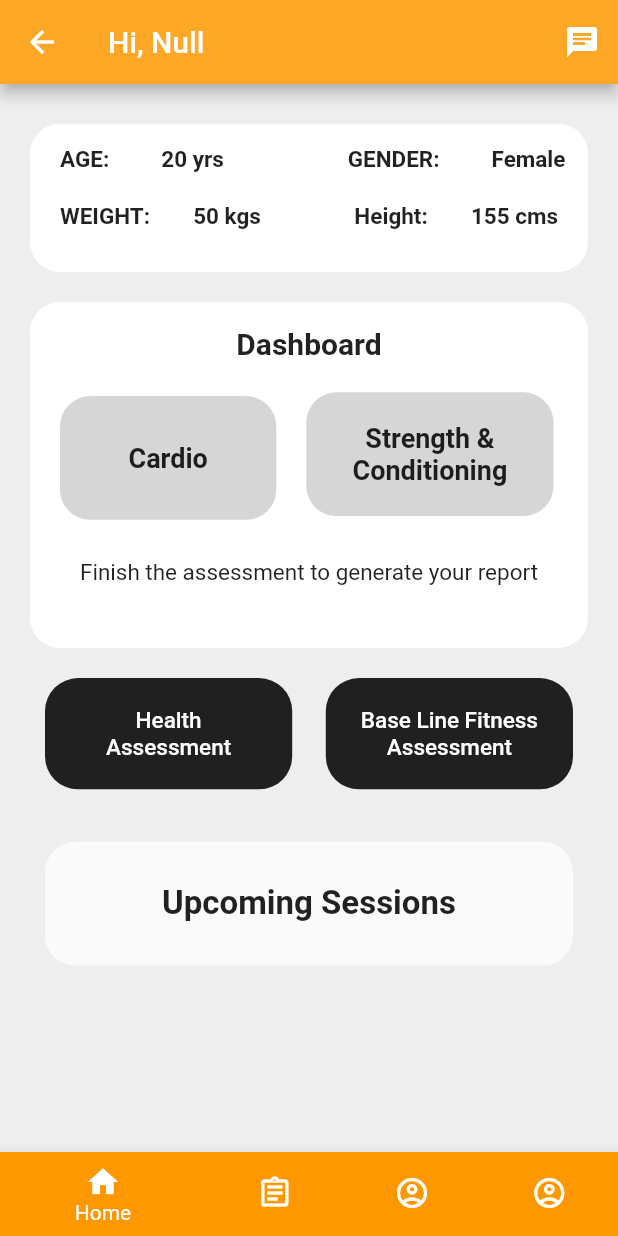
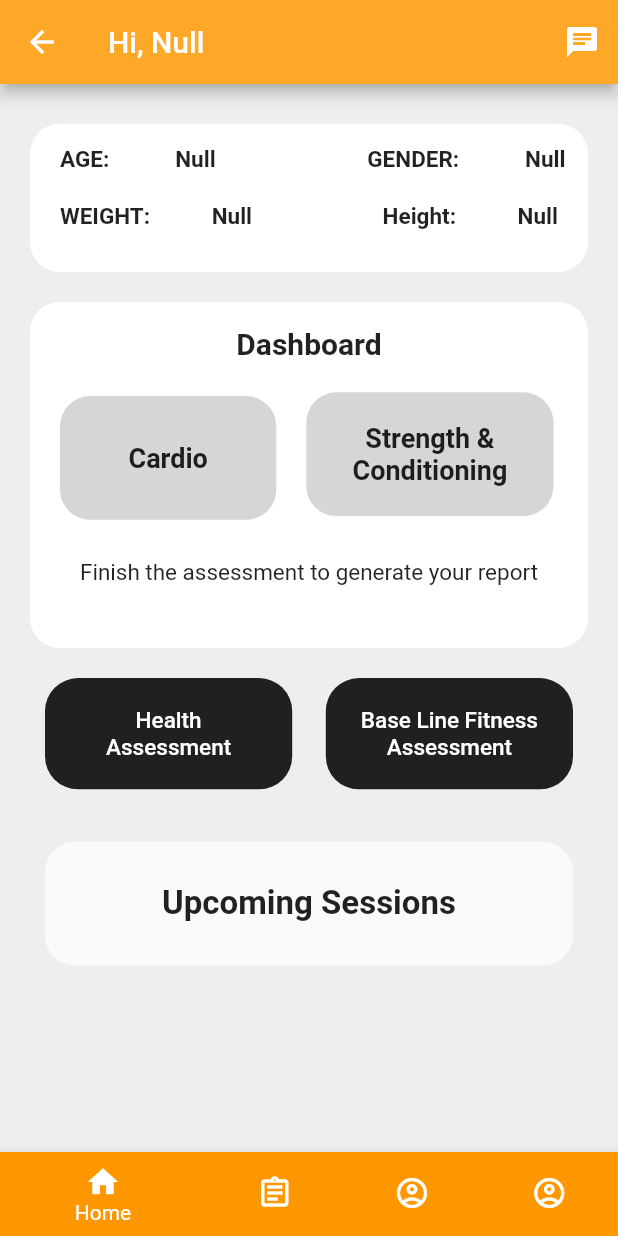
Before and after one commit to vedantsaraf2002/Fitegrate-test, a Flutter app: the GetStarted screen opened by its route, after a tap on "Confirm Details", on a phone screen of 412 x 824 dp. Run offline on Flutter 3.47's test engine with Material 2 defaults, Android fonts, the phone set to English and light mode, and no system bars; our stand-ins replace after_layout, circular_countdown_timer, cloud_firestore, firebase_auth, firebase_core, flutter_signin_button and 5 more; accounts and stored records are empty.

Commit message:
fetching data to dashboard from getting started

```diff
--- a/lib/screens/Getting_started.dart
+++ b/lib/screens/Getting_started.dart
@@ -4,13 +4,16 @@ import 'package:fitegrate_project/screens/dashboard.dart';
 import 'package:flutter/material.dart';
 
 class GetStarted extends StatefulWidget {
-
   const GetStarted({Key? key}) : super(key: key);
-   static String name='Null',gender= 'Null',age='Null',height='Null',weight='Null',phno='Null';
+  static String name = 'Null',
+      gender = 'Null',
+      age = 'Null',
+      height = 'Null',
+      weight = 'Null',
+      phno = 'Null';
 
   @override
   _GetStartedState createState() => _GetStartedState();
-
 }
 
 class _GetStartedState extends State<GetStarted> {
@@ -18,46 +21,47 @@ class _GetStartedState extends State<GetStarted> {
   bool _isloading = false;
   //static String name='Null',gender= 'Null',age='Null',height='Null',weight='Null',phno='Null';
 
-
-  confirm_details() async{
-
-
-      Map<String,String> basicinfoMap = {
-        "name" : GetStarted.name,
-        "age" : GetStarted.age,
-        "gender" : GetStarted.gender,
-        "height" : GetStarted.height,
-        "weight" : GetStarted.weight,
-        "ph number" : GetStarted.phno
+  confirm_details() async {
+    Map<String, String> basicinfoMap = {
+      "name": GetStarted.name,
+      "age": GetStarted.age,
+      "gender": GetStarted.gender,
+      "height": GetStarted.height,
+      "weight": GetStarted.weight,
+      "ph number": GetStarted.phno
     };
 
-       await DatabaseService().addBasicData(basicinfoMap).then((value){
+    await DatabaseService().addBasicData(basicinfoMap).then((value) {
       setState(() {
         _isloading = false;
       });
     });
 
+    Navigator.pushNamed(context, 'BottomNavigation');
+  }
 
-    Navigator.pushNamed(context, 'BottomNavigation');
-
-  }
   @override
   Widget build(BuildContext context) {
     Size size = MediaQuery.of(context).size;
     return Scaffold(
       backgroundColor: Colors.white,
       appBar: AppBar(
-        title: Text('Enter Your Details',style: TextStyle(fontSize: 30,color: Colors.black),),
+        title: Text(
+          'Enter Your Details',
+          style: TextStyle(fontSize: 30, color: Colors.black),
+        ),
         centerTitle: true,
         backgroundColor: Colors.transparent,
         elevation: 0.0,
         // brightness: Brightness.light,
       ),
-      body: _isloading ? Container(
+      body: _isloading
+          ? Container(
               child: Center(
                 child: CircularProgressIndicator(),
               ),
-      ) :Center(
+            )
+          : Center(
               child: Form(
                 child: SingleChildScrollView(
                   child: Column(
@@ -66,23 +70,32 @@ class _GetStartedState extends State<GetStarted> {
                         height: size.height * 0.065,
                         width: size.width * 0.8,
                         decoration: BoxDecoration(
-                    color: Colors.grey[350],
+                          color: Colors.orange[300],
                           borderRadius: BorderRadius.circular(30),
                         ),
-                  child: Stack(children: [
+                        child: Stack(
+                          children: [
                             Container(
-                      padding: EdgeInsets.only(left: 30,top: 10),
+                              padding: EdgeInsets.only(left: 30, top: 10),
                               height: size.height * 0.065,
-                      width: size.width *0.4,
-                      child: Text('Name',style: TextStyle(fontSize: 25),),
+                              width: size.width * 0.4,
+                              child: Text(
+                                'Name',
+                                style: TextStyle(
+                                  fontSize: 20,
+                                  color: Colors.black,
+                                ),
+                              ),
                             ),
                             Container(
-                      padding: EdgeInsets.only(left: 200),
+                              padding: EdgeInsets.only(left: 155),
                               height: size.height * 0.065,
                               width: size.width * 0.8,
                               child: TextFormField(
-                        validator: (value) => value!.isEmpty ? "Enter the name" : null,
-                        style: TextStyle(fontSize: 25),
+                                validator: (value) =>
+                                    value!.isEmpty ? "Enter your name" : null,
+                                style: TextStyle(
+                                    fontSize: 20, color: Colors.black),
                                 onChanged: (value) {
                                   setState(() {
                                     GetStarted.name = value;
@@ -97,30 +110,40 @@ class _GetStartedState extends State<GetStarted> {
                                 textInputAction: TextInputAction.next,
                               ),
                             ),
-                  ],),
+                          ],
+                        ),
                       ),
                       SizedBox(height: 40),
                       Container(
                         height: size.height * 0.065,
                         width: size.width * 0.8,
                         decoration: BoxDecoration(
-                    color: Colors.grey[350],
+                          color: Colors.orange[300],
                           borderRadius: BorderRadius.circular(30),
                         ),
-                  child: Stack(children: [
+                        child: Stack(
+                          children: [
                             Container(
-                      padding: EdgeInsets.only(left: 30,top: 10),
+                              padding: EdgeInsets.only(left: 30, top: 10),
                               height: size.height * 0.065,
-                      width: size.width *0.4,
-                      child: Text('Age(yr)',style: TextStyle(fontSize: 25),),
+                              width: size.width * 0.4,
+                              child: Text(
+                                'Age',
+                                style: TextStyle(
+                                  fontSize: 20,
+                                  color: Colors.black,
+                                ),
+                              ),
                             ),
                             Container(
-                      padding: EdgeInsets.only(left: 200),
+                              padding: EdgeInsets.only(left: 155),
                               height: size.height * 0.065,
                               width: size.width * 0.8,
                               child: TextFormField(
-                        validator: (value) => value!.isEmpty ? "Enter the age" : null,
-                        style: TextStyle(fontSize: 25),
+                                validator: (value) =>
+                                    value!.isEmpty ? "Enter your age" : null,
+                                style: TextStyle(
+                                    fontSize: 20, color: Colors.black),
                                 onChanged: (value) {
                                   setState(() {
                                     GetStarted.age = value;
@@ -131,35 +154,44 @@ class _GetStartedState extends State<GetStarted> {
                                   border: InputBorder.none,
                                   //contentPadding:  EdgeInsets.only(left: 200,top: 10),
                                 ),
-                      keyboardType: TextInputType.name,
-                       cursorColor: Colors.black,
+                                keyboardType: TextInputType.number,
                                 textInputAction: TextInputAction.next,
                               ),
                             ),
-                  ],),
+                          ],
+                        ),
                       ),
                       SizedBox(height: 40),
                       Container(
                         height: size.height * 0.065,
                         width: size.width * 0.8,
                         decoration: BoxDecoration(
-                    color: Colors.grey[350],
+                          color: Colors.orange[300],
                           borderRadius: BorderRadius.circular(30),
                         ),
-                  child: Stack(children: [
+                        child: Stack(
+                          children: [
                             Container(
-                      padding: EdgeInsets.only(left: 30,top: 10),
+                              padding: EdgeInsets.only(left: 30, top: 10),
                               height: size.height * 0.065,
-                      width: size.width *0.8,
-                      child: Text('Gender  ',style: TextStyle(fontSize: 25),),
+                              width: size.width * 0.4,
+                              child: Text(
+                                'Gender',
+                                style: TextStyle(
+                                  fontSize: 20,
+                                  color: Colors.black,
+                                ),
+                              ),
                             ),
                             Container(
-                      padding: EdgeInsets.only(left: 200),
+                              padding: EdgeInsets.only(left: 155),
                               height: size.height * 0.065,
                               width: size.width * 0.8,
                               child: TextFormField(
-                        validator: (value) => value!.isEmpty ? "Enter the Gender" : null,
-                        style: TextStyle(fontSize: 25),
+                                validator: (value) =>
+                                    value!.isEmpty ? "Enter your gender" : null,
+                                style: TextStyle(
+                                    fontSize: 20, color: Colors.black),
                                 onChanged: (value) {
                                   setState(() {
                                     GetStarted.gender = value;
@@ -171,34 +203,43 @@ class _GetStartedState extends State<GetStarted> {
                                   //contentPadding:  EdgeInsets.only(left: 200,top: 10),
                                 ),
                                 keyboardType: TextInputType.name,
-                       cursorColor: Colors.black,
                                 textInputAction: TextInputAction.next,
                               ),
                             ),
-                  ],),
+                          ],
+                        ),
                       ),
                       SizedBox(height: 40),
                       Container(
                         height: size.height * 0.065,
                         width: size.width * 0.8,
                         decoration: BoxDecoration(
-                    color: Colors.grey[350],
+                          color: Colors.orange[300],
                           borderRadius: BorderRadius.circular(30),
                         ),
-                  child: Stack(children: [
+                        child: Stack(
+                          children: [
                             Container(
-                      padding: EdgeInsets.only(left: 30,top: 10),
+                              padding: EdgeInsets.only(left: 30, top: 10),
                               height: size.height * 0.065,
-                      width: size.width *0.4,
-                      child: Text('Height(cm)',style: TextStyle(fontSize: 25),),
+                              width: size.width * 0.4,
+                              child: Text(
+                                'Height(cm)',
+                                style: TextStyle(
+                                  fontSize: 20,
+                                  color: Colors.black,
+                                ),
+                              ),
                             ),
                             Container(
-                      padding: EdgeInsets.only(left: 200),
+                              padding: EdgeInsets.only(left: 155),
                               height: size.height * 0.065,
                               width: size.width * 0.8,
                               child: TextFormField(
-                        validator: (value) => value!.isEmpty ? "Enter the height" : null,
-                        style: TextStyle(fontSize: 25),
+                                validator: (value) =>
+                                    value!.isEmpty ? "Enter your height" : null,
+                                style: TextStyle(
+                                    fontSize: 20, color: Colors.black),
                                 onChanged: (value) {
                                   setState(() {
                                     GetStarted.height = value;
@@ -209,35 +250,44 @@ class _GetStartedState extends State<GetStarted> {
                                   border: InputBorder.none,
                                   //contentPadding:  EdgeInsets.only(left: 200,top: 10),
                                 ),
-                      keyboardType: TextInputType.name,
-                       cursorColor: Colors.black,
+                                keyboardType: TextInputType.number,
                                 textInputAction: TextInputAction.next,
                               ),
                             ),
-                  ],),
+                          ],
+                        ),
                       ),
                       SizedBox(height: 40),
                       Container(
                         height: size.height * 0.065,
                         width: size.width * 0.8,
                         decoration: BoxDecoration(
-                    color: Colors.grey[350],
+                          color: Colors.orange[300],
                           borderRadius: BorderRadius.circular(30),
                         ),
-                  child: Stack(children: [
+                        child: Stack(
+                          children: [
                             Container(
-                      padding: EdgeInsets.only(left: 30,top: 10),
+                              padding: EdgeInsets.only(left: 30, top: 10),
                               height: size.height * 0.065,
-                      width: size.width *0.4,
-                      child: Text('Weight(kg)',style: TextStyle(fontSize: 25),),
+                              width: size.width * 0.4,
+                              child: Text(
+                                'Weight(kg)',
+                                style: TextStyle(
+                                  fontSize: 20,
+                                  color: Colors.black,
+                                ),
+                              ),
                             ),
                             Container(
-                      padding: EdgeInsets.only(left: 200),
+                              padding: EdgeInsets.only(left: 155),
                               height: size.height * 0.065,
                               width: size.width * 0.8,
                               child: TextFormField(
-                        validator: (value) => value!.isEmpty ? "Enter the weight" : null,
-                        style: TextStyle(fontSize: 25),
+                                validator: (value) =>
+                                    value!.isEmpty ? "Enter your weight" : null,
+                                style: TextStyle(
+                                    fontSize: 20, color: Colors.black),
                                 onChanged: (value) {
                                   setState(() {
                                     GetStarted.weight = value;
@@ -248,35 +298,45 @@ class _GetStartedState extends State<GetStarted> {
                                   border: InputBorder.none,
                                   //contentPadding:  EdgeInsets.only(left: 200,top: 10),
                                 ),
-                      keyboardType: TextInputType.name,
-                       cursorColor: Colors.black,
+                                keyboardType: TextInputType.number,
                                 textInputAction: TextInputAction.next,
                               ),
                             ),
-                  ],),
+                          ],
+                        ),
                       ),
                       SizedBox(height: 40),
                       Container(
                         height: size.height * 0.065,
                         width: size.width * 0.8,
                         decoration: BoxDecoration(
-                    color: Colors.grey[350],
+                          color: Colors.orange[300],
                           borderRadius: BorderRadius.circular(30),
                         ),
-                  child: Stack(children: [
+                        child: Stack(
+                          children: [
                             Container(
-                      padding: EdgeInsets.only(left: 30,top: 10),
+                              padding: EdgeInsets.only(left: 30, top: 10),
                               height: size.height * 0.065,
-                      width: size.width *0.4,
-                      child: Text('Ph Number',style: TextStyle(fontSize: 25),),
+                              width: size.width * 0.4,
+                              child: Text(
+                                'Ph number',
+                                style: TextStyle(
+                                  fontSize: 20,
+                                  color: Colors.black,
+                                ),
+                              ),
                             ),
                             Container(
-                      padding: EdgeInsets.only(left: 180),
+                              padding: EdgeInsets.only(left: 155),
                               height: size.height * 0.065,
                               width: size.width * 0.8,
                               child: TextFormField(
-                        validator: (value) => value!.isEmpty ? "Enter the Phone number" : null,
-                        style: TextStyle(fontSize: 25),
+                                validator: (value) => value!.isEmpty
+                                    ? "Enter your phone number"
+                                    : null,
+                                style: TextStyle(
+                                    fontSize: 20, color: Colors.black),
                                 onChanged: (value) {
                                   setState(() {
                                     GetStarted.phno = value;
@@ -287,29 +347,29 @@ class _GetStartedState extends State<GetStarted> {
                                   border: InputBorder.none,
                                   //contentPadding:  EdgeInsets.only(left: 200,top: 10),
                                 ),
-                      keyboardType: TextInputType.name,
-                      cursorColor: Colors.black,
+                                keyboardType: TextInputType.number,
                                 textInputAction: TextInputAction.next,
                               ),
                             ),
-                  ],),
+                          ],
                         ),
-                SizedBox(height: 60),
+                      ),
+                      SizedBox(height: 40),
                       Container(
                         height: size.height * 0.065,
                         width: size.width * 0.6,
                         decoration: BoxDecoration(
                           borderRadius: BorderRadius.circular(22),
-                  color: Colors.orange[300],
+                          color: Colors.black54,
                         ),
                         child: TextButton(
                           onPressed: () {
                             confirm_details();
-
                           },
                           child: Text(
                             'Confirm Details',
-                    style: TextStyle(color: Colors.black87, fontSize: 20),
+                            style: TextStyle(
+                                color: Colors.orange[300], fontSize: 20),
                             //style: kBodyText.copyWith(fontWeight: FontWeight.bold)),
                           ),
                         ),
--- a/lib/screens/dashboard.dart
+++ b/lib/screens/dashboard.dart
@@ -65,7 +65,7 @@ class _DashBoardState extends State<DashBoard> {
                                 fontSize: 15),
                           ),
                           Text(
-                            '20 yrs',
+                            GetStarted.age,
                             style: TextStyle(
                                 color: Colors.black87,
                                 fontWeight: FontWeight.bold,
@@ -82,7 +82,7 @@ class _DashBoardState extends State<DashBoard> {
                                 fontSize: 15),
                           ),
                           Text(
-                            'Female',
+                            GetStarted.gender,
                             style: TextStyle(
                                 color: Colors.black87,
                                 fontWeight: FontWeight.bold,
@@ -105,7 +105,7 @@ class _DashBoardState extends State<DashBoard> {
                                 fontSize: 15),
                           ),
                           Text(
-                            '50 kgs',
+                            GetStarted.weight,
                             style: TextStyle(
                                 color: Colors.black87,
                                 fontWeight: FontWeight.bold,
@@ -122,7 +122,7 @@ class _DashBoardState extends State<DashBoard> {
                                 fontSize: 15),
                           ),
                           Text(
-                            '155 cms',
+                            GetStarted.height,
                             style: TextStyle(
                                 color: Colors.black87,
                                 fontWeight: FontWeight.bold,
```
Lines whose indentation alone changed are shown as unchanged.
